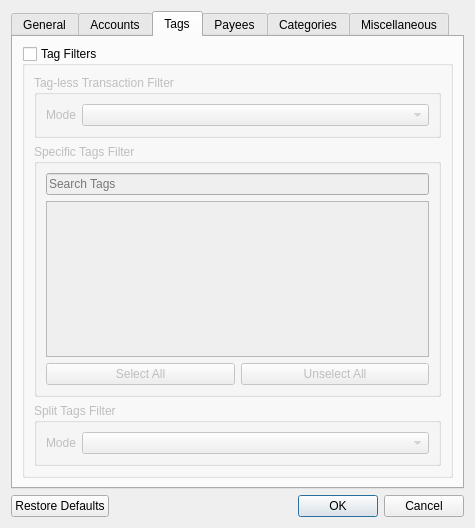
Qt form src/views/ui_files/forms/transaction_filter_form.ui (JakubFranek/Kapytal) before a commit.
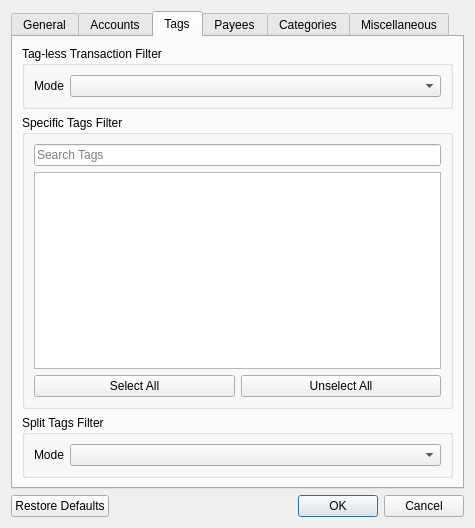
The same form after that commit. The open tabs and pages were chosen to show the change.

Commit message:
Add TransactionFilterFormPresenter sanity checks
Add optional warning boolean parameter to ask_yes_no_question from
src/views/utilities/message_box_functions module.
Change TransactionFilterForm.types property to return a set instead of
a tuple.
Add FilterMode properties to TransactionFilter sub-presenters.

Diff of the .ui file:
```diff
--- a/src/views/ui_files/forms/transaction_filter_form.ui
+++ b/src/views/ui_files/forms/transaction_filter_form.ui
@@ -323,18 +323,6 @@
       </attribute>
       <layout class="QVBoxLayout" name="verticalLayout_5">
        <item>
-        <widget class="QGroupBox" name="tagFiltersGroupBox">
-         <property name="title">
-          <string>Tag Filters</string>
-         </property>
-         <property name="checkable">
-          <bool>true</bool>
-         </property>
-         <property name="checked">
-          <bool>false</bool>
-         </property>
-         <layout class="QVBoxLayout" name="verticalLayout_16">
-          <item>
            <widget class="QGroupBox" name="tagLessFilterGroupBox">
             <property name="title">
              <string>Tag-less Transaction Filter</string>
@@ -358,6 +346,12 @@
             <property name="title">
              <string>Specific Tags Filter</string>
             </property>
+         <property name="checkable">
+          <bool>false</bool>
+         </property>
+         <property name="checked">
+          <bool>false</bool>
+         </property>
             <layout class="QVBoxLayout" name="verticalLayout_14">
              <item>
               <widget class="QLineEdit" name="tagsSearchLineEdit">
@@ -411,9 +405,6 @@
              </item>
              <item row="0" column="1">
               <widget class="QComboBox" name="splitTagsFilterModeComboBox"/>
-             </item>
-            </layout>
-           </widget>
           </item>
          </layout>
         </widget>
```
Lines whose indentation alone changed are shown as unchanged. The commit also changes 8 other files.
